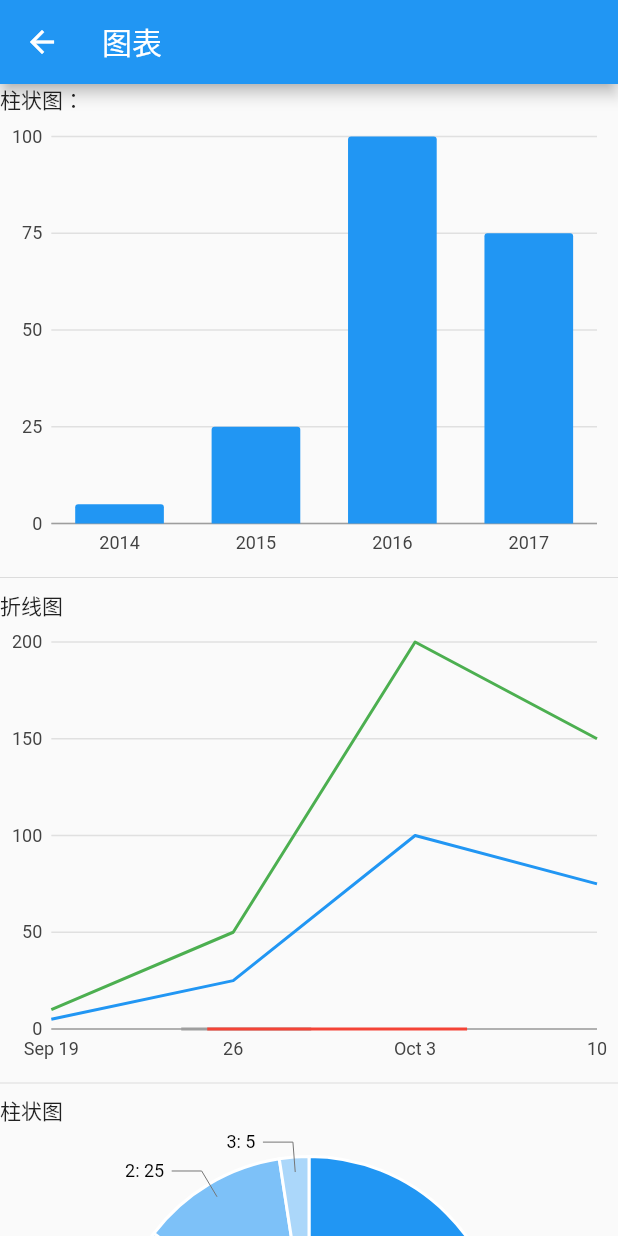
After one commit to tianmaxk/bd_app_flutter, a Flutter app: the Chart screen opened by its route, on a phone screen of 412 x 824 dp. The commit adds this screen. Run offline on Flutter 3.47's test engine with Material 2 defaults, Android fonts, the phone set to English and light mode, and no system bars; our stand-ins replace charts_flutter, dio, image_picker, shared_preferences, synchronized, transparent_image and 1 more; missing offline and left inert: barcode_scan, daily_purify, flutter_advanced_networkimage, flutter_webview_plugin, jaguar, jaguar_flutter_asset; accounts and stored records are empty; network calls fail; statements that could not run were skipped.

Commit message:
新增图表功能

```diff
--- /dev/null
+++ b/lib/chart.dart
@@ -0,0 +1,308 @@
+import 'package:charts_flutter/flutter.dart' as charts;
+import 'package:flutter/material.dart';
+
+class Chart extends StatelessWidget {
+  Chart({Key key}) : super(key: key);
+
+  @override
+  Widget build(BuildContext context) {
+    return new Scaffold(
+        appBar: new AppBar(
+          titleSpacing: 12.0,
+          title: const Text('图表'),
+        ),
+        body: new SingleChildScrollView(
+          child: new Column(
+            crossAxisAlignment: CrossAxisAlignment.start,
+            mainAxisSize: MainAxisSize.min,
+            children: [
+              new Text("柱状图："),
+              new SizedBox(
+                height: 300.0,
+                child: new SimpleBarChart.withSampleData(),
+              ),
+              new Divider(),
+              new Text("折线图"),
+              new SizedBox(
+                height: 300.0,
+                child: new TimeSeriesSymbolAnnotationChart.withSampleData(),
+              ),
+              new Divider(),
+              new Text("柱状图"),
+              new SizedBox(
+                height: 300.0,
+                child: new PieOutsideLabelChart.withSampleData(),
+              ),
+            ],
+          ),
+        ),
+//        body: new SimpleBarChart.withSampleData(),
+    );
+  }
+}
+
+//柱状图
+class SimpleBarChart extends StatelessWidget {
+  final List<charts.Series> seriesList;
+  final bool animate;
+
+  SimpleBarChart(this.seriesList, {this.animate});
+
+  /// Creates a [BarChart] with sample data and no transition.
+  factory SimpleBarChart.withSampleData() {
+    return new SimpleBarChart(
+      _createSampleData(),
+      // Disable animations for image tests.
+      animate: false,
+    );
+  }
+
+
+  @override
+  Widget build(BuildContext context) {
+    return new charts.BarChart(
+      seriesList,
+      animate: animate,
+    );
+  }
+
+  /// Create one series with sample hard coded data.
+  static List<charts.Series<OrdinalSales, String>> _createSampleData() {
+    final data = [
+      new OrdinalSales('2014', 5),
+      new OrdinalSales('2015', 25),
+      new OrdinalSales('2016', 100),
+      new OrdinalSales('2017', 75),
+    ];
+
+    return [
+      new charts.Series<OrdinalSales, String>(
+        id: 'Sales',
+        colorFn: (_, __) => charts.MaterialPalette.blue.shadeDefault,
+        domainFn: (OrdinalSales sales, _) => sales.year,
+        measureFn: (OrdinalSales sales, _) => sales.sales,
+        data: data,
+      )
+    ];
+  }
+}
+
+/// Sample ordinal data type.
+class OrdinalSales {
+  final String year;
+  final int sales;
+
+  OrdinalSales(this.year, this.sales);
+}
+
+
+//折线图
+class TimeSeriesSymbolAnnotationChart extends StatelessWidget {
+  final List<charts.Series> seriesList;
+  final bool animate;
+
+  TimeSeriesSymbolAnnotationChart(this.seriesList, {this.animate});
+
+  /// Creates a [TimeSeriesChart] with sample data and no transition.
+  factory TimeSeriesSymbolAnnotationChart.withSampleData() {
+    return new TimeSeriesSymbolAnnotationChart(
+      _createSampleData(),
+      // Disable animations for image tests.
+      animate: false,
+    );
+  }
+
+
+  @override
+  Widget build(BuildContext context) {
+    return new charts.TimeSeriesChart(
+      seriesList,
+      animate: animate,
+      // Custom renderer configuration for the point series.
+      customSeriesRenderers: [
+        new charts.SymbolAnnotationRendererConfig(
+          // ID used to link series to this renderer.
+            customRendererId: 'customSymbolAnnotation')
+      ],
+      // Optionally pass in a [DateTimeFactory] used by the chart. The factory
+      // should create the same type of [DateTime] as the data provided. If none
+      // specified, the default creates local date time.
+      dateTimeFactory: const charts.LocalDateTimeFactory(),
+    );
+  }
+
+  /// Create one series with sample hard coded data.
+  static List<charts.Series<TimeSeriesSales, DateTime>> _createSampleData() {
+    final myDesktopData = [
+      new TimeSeriesSales(timeCurrent: new DateTime(2017, 9, 19), sales: 5),
+      new TimeSeriesSales(timeCurrent: new DateTime(2017, 9, 26), sales: 25),
+      new TimeSeriesSales(timeCurrent: new DateTime(2017, 10, 3), sales: 100),
+      new TimeSeriesSales(timeCurrent: new DateTime(2017, 10, 10), sales: 75),
+    ];
+
+    final myTabletData = [
+      new TimeSeriesSales(timeCurrent: new DateTime(2017, 9, 19), sales: 10),
+      new TimeSeriesSales(timeCurrent: new DateTime(2017, 9, 26), sales: 50),
+      new TimeSeriesSales(timeCurrent: new DateTime(2017, 10, 3), sales: 200),
+      new TimeSeriesSales(timeCurrent: new DateTime(2017, 10, 10), sales: 150),
+    ];
+
+    // Example of a series with two range annotations. A regular point shape
+    // will be drawn at the current domain value, and a range shape will be
+    // drawn between the previous and target domain values.
+    //
+    // Note that these series do not contain any measure values. They are
+    // positioned automatically in rows.
+    final myAnnotationData1 = [
+      new TimeSeriesSales(
+        timeCurrent: new DateTime(2017, 9, 24),
+        timePrevious: new DateTime(2017, 9, 19),
+        timeTarget: new DateTime(2017, 9, 24),
+      ),
+      new TimeSeriesSales(
+        timeCurrent: new DateTime(2017, 9, 29),
+        timePrevious: new DateTime(2017, 9, 29),
+        timeTarget: new DateTime(2017, 10, 4),
+      ),
+    ];
+
+    // Example of a series with one range annotation and two single point
+    // annotations. Omitting the previous and target domain values causes that
+    // datum to be drawn as a single point.
+    final myAnnotationData2 = [
+      new TimeSeriesSales(
+        timeCurrent: new DateTime(2017, 9, 25),
+        timePrevious: new DateTime(2017, 9, 21),
+        timeTarget: new DateTime(2017, 9, 25),
+      ),
+      new TimeSeriesSales(timeCurrent: new DateTime(2017, 9, 31)),
+      new TimeSeriesSales(timeCurrent: new DateTime(2017, 10, 5)),
+    ];
+
+    return [
+      new charts.Series<TimeSeriesSales, DateTime>(
+        id: 'Desktop',
+        colorFn: (_, __) => charts.MaterialPalette.blue.shadeDefault,
+        domainFn: (TimeSeriesSales sales, _) => sales.timeCurrent,
+        measureFn: (TimeSeriesSales sales, _) => sales.sales,
+        data: myDesktopData,
+      ),
+      new charts.Series<TimeSeriesSales, DateTime>(
+        id: 'Tablet',
+        colorFn: (_, __) => charts.MaterialPalette.green.shadeDefault,
+        domainFn: (TimeSeriesSales sales, _) => sales.timeCurrent,
+        measureFn: (TimeSeriesSales sales, _) => sales.sales,
+        data: myTabletData,
+      ),
+      new charts.Series<TimeSeriesSales, DateTime>(
+        id: 'Annotation Series 1',
+        colorFn: (_, __) => charts.MaterialPalette.gray.shadeDefault,
+        domainFn: (TimeSeriesSales sales, _) => sales.timeCurrent,
+        domainLowerBoundFn: (TimeSeriesSales row, _) => row.timePrevious,
+        domainUpperBoundFn: (TimeSeriesSales row, _) => row.timeTarget,
+        // No measure values are needed for symbol annotations.
+        measureFn: (_, __) => null,
+        data: myAnnotationData1,
+      )
+      // Configure our custom symbol annotation renderer for this series.
+        ..setAttribute(charts.rendererIdKey, 'customSymbolAnnotation')
+      // Optional radius for the annotation shape. If not specified, this will
+      // default to the same radius as the points.
+        ..setAttribute(charts.boundsLineRadiusPxKey, 3.5),
+      new charts.Series<TimeSeriesSales, DateTime>(
+        id: 'Annotation Series 2',
+        colorFn: (_, __) => charts.MaterialPalette.red.shadeDefault,
+        domainFn: (TimeSeriesSales sales, _) => sales.timeCurrent,
+        domainLowerBoundFn: (TimeSeriesSales row, _) => row.timePrevious,
+        domainUpperBoundFn: (TimeSeriesSales row, _) => row.timeTarget,
+        // No measure values are needed for symbol annotations.
+        measureFn: (_, __) => null,
+        data: myAnnotationData2,
+      )
+      // Configure our custom symbol annotation renderer for this series.
+        ..setAttribute(charts.rendererIdKey, 'customSymbolAnnotation')
+      // Optional radius for the annotation shape. If not specified, this will
+      // default to the same radius as the points.
+        ..setAttribute(charts.boundsLineRadiusPxKey, 3.5),
+    ];
+  }
+}
+
+/// Sample time series data type.
+class TimeSeriesSales {
+  final DateTime timeCurrent;
+  final DateTime timePrevious;
+  final DateTime timeTarget;
+  final int sales;
+
+  TimeSeriesSales(
+      {this.timeCurrent, this.timePrevious, this.timeTarget, this.sales});
+}
+
+
+//饼状图
+class PieOutsideLabelChart extends StatelessWidget {
+  final List<charts.Series> seriesList;
+  final bool animate;
+
+  PieOutsideLabelChart(this.seriesList, {this.animate});
+
+  /// Creates a [PieChart] with sample data and no transition.
+  factory PieOutsideLabelChart.withSampleData() {
+    return new PieOutsideLabelChart(
+      _createSampleData(),
+      // Disable animations for image tests.
+      animate: false,
+    );
+  }
+
+
+  @override
+  Widget build(BuildContext context) {
+    return new charts.PieChart(seriesList,
+        animate: animate,
+        // Add an [ArcLabelDecorator] configured to render labels outside of the
+        // arc with a leader line.
+        //
+        // Text style for inside / outside can be controlled independently by
+        // setting [insideLabelStyleSpec] and [outsideLabelStyleSpec].
+        //
+        // Example configuring different styles for inside/outside:
+        //       new charts.ArcLabelDecorator(
+        //          insideLabelStyleSpec: new charts.TextStyleSpec(...),
+        //          outsideLabelStyleSpec: new charts.TextStyleSpec(...)),
+        defaultRenderer: new charts.ArcRendererConfig(arcRendererDecorators: [
+          new charts.ArcLabelDecorator(
+              labelPosition: charts.ArcLabelPosition.outside)
+        ]));
+  }
+
+  /// Create one series with sample hard coded data.
+  static List<charts.Series<LinearSales, int>> _createSampleData() {
+    final data = [
+      new LinearSales(0, 100),
+      new LinearSales(1, 75),
+      new LinearSales(2, 25),
+      new LinearSales(3, 5),
+    ];
+
+    return [
+      new charts.Series<LinearSales, int>(
+        id: 'Sales',
+        domainFn: (LinearSales sales, _) => sales.year,
+        measureFn: (LinearSales sales, _) => sales.sales,
+        data: data,
+        // Set a label accessor to control the text of the arc label.
+        labelAccessorFn: (LinearSales row, _) => '${row.year}: ${row.sales}',
+      )
+    ];
+  }
+}
+
+/// Sample linear data type.
+class LinearSales {
+  final int year;
+  final int sales;
+
+  LinearSales(this.year, this.sales);
+}
--- a/lib/drawer_page.dart
+++ b/lib/drawer_page.dart
@@ -60,6 +60,10 @@ class _DrawerBodyState extends State<DrawerBody> {
 
   void _gotoVideo(){
     Navigator.pushNamed(context, "/video");
+  }
+
+  void _gotoChart(){
+    Navigator.pushNamed(context, "/chart");
   }
 
   @override
@@ -134,6 +138,15 @@ class _DrawerBodyState extends State<DrawerBody> {
             enabled: true,
           ),
         ),
+        const Divider(),
+        InkWell(
+          onTap: () {_gotoChart();},
+          child: ListTile(
+            leading: const Icon(Icons.insert_chart),
+            title: const Text('图表'),
+            enabled: true,
+          ),
+        ),
       ],
     );
   }
--- a/lib/main.dart
+++ b/lib/main.dart
@@ -2,6 +2,7 @@ import 'package:flutter/material.dart';
 import 'news_home.dart';
 import 'favor_list.dart';
 import 'video_panel.dart';
+import 'chart.dart';
 import 'package:jaguar/jaguar.dart' show Jaguar;
 import 'package:jaguar_flutter_asset/jaguar_flutter_asset.dart';
 
@@ -39,6 +40,7 @@ class MyApp extends StatelessWidget {
         '/': (BuildContext context) => new NewsHome(),
         '/favorlist': (BuildContext context) => new FavorList(),
         '/video': (BuildContext context) => new VideoPanel(),
+        '/chart': (BuildContext context) => new Chart(),
       },
       onGenerateRoute: _getRoute,
     );
--- a/pubspec.yaml
+++ b/pubspec.yaml
@@ -27,6 +27,7 @@ dependencies:
   jaguar_flutter_asset: ^1.1.5
   barcode_scan: ^0.0.4
   video_player: ^0.6.4
+  charts_flutter: ^0.4.0
 
 dev_dependencies:
   flutter_test:
```
Also changed, not shown: pubspec.lock.
